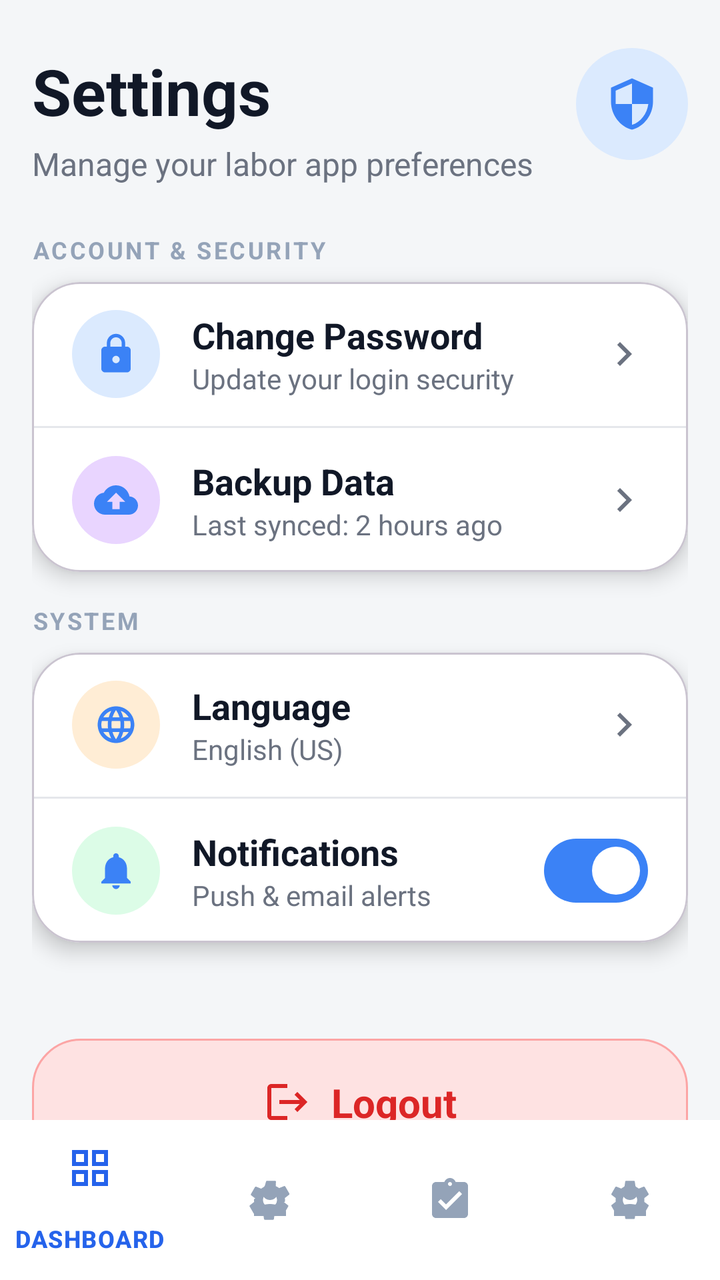
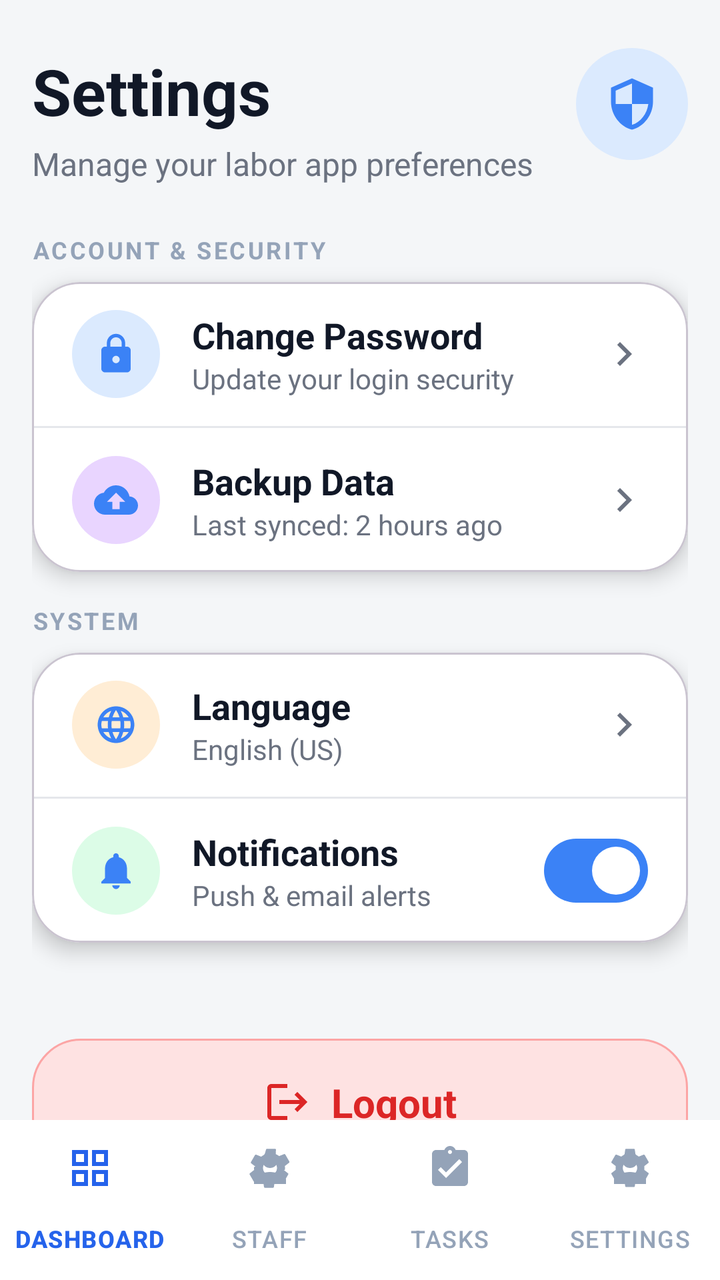

Before-and-after screenshots of an Android layout around one commit, followed by the original layout XML and the change that was made.
<!-- AndroidManifest.xml: application theme Theme.MajuriApp -->
<!-- res/layout/activity_settings.xml -->
<?xml version="1.0" encoding="utf-8"?>
<androidx.constraintlayout.widget.ConstraintLayout xmlns:android="http://schemas.android.com/apk/res/android"
    xmlns:app="http://schemas.android.com/apk/res-auto"
    xmlns:tools="http://schemas.android.com/tools"
    android:layout_width="match_parent"
    android:layout_height="match_parent"
    android:background="@color/settings_screen_bg"
    tools:context=".SettingsActivity">

    <androidx.core.widget.NestedScrollView
        android:id="@+id/scrollContent"
        android:layout_width="0dp"
        android:layout_height="0dp"
        android:fillViewport="true"
        android:overScrollMode="never"
        app:layout_constraintBottom_toTopOf="@id/bottomNav"
        app:layout_constraintEnd_toEndOf="parent"
        app:layout_constraintStart_toStartOf="parent"
        app:layout_constraintTop_toTopOf="parent">

        <LinearLayout
            android:layout_width="match_parent"
            android:layout_height="wrap_content"
            android:orientation="vertical"
            android:paddingStart="@dimen/spacing_16"
            android:paddingEnd="@dimen/spacing_16"
            android:paddingBottom="@dimen/spacing_16">

            
            <View android:layout_width="match_parent" android:layout_height="24dp" />

            <LinearLayout
                android:layout_width="match_parent"
                android:layout_height="wrap_content"
                android:orientation="horizontal"
                android:gravity="top">

                <LinearLayout
                    android:layout_width="0dp"
                    android:layout_height="wrap_content"
                    android:layout_weight="1"
                    android:orientation="vertical">

                    <TextView
                        android:layout_width="wrap_content"
                        android:layout_height="wrap_content"
                        android:fontFamily="sans-serif"
                        android:text="@string/settings"
                        android:textColor="@color/payments_dark_text"
                        android:textSize="32sp"
                        android:textStyle="bold" />

                    <TextView
                        android:layout_width="wrap_content"
                        android:layout_height="wrap_content"
                        android:layout_marginTop="4dp"
                        android:fontFamily="sans-serif"
                        android:text="@string/settings_subtitle"
                        android:textColor="@color/payments_medium_grey"
                        android:textSize="16sp" />
                </LinearLayout>

                <FrameLayout
                    android:layout_width="@dimen/settings_header_icon_size"
                    android:layout_height="@dimen/settings_header_icon_size"
                    android:background="@drawable/bg_settings_header_circle">

                    <ImageView
                        android:layout_width="28dp"
                        android:layout_height="28dp"
                        android:layout_gravity="center"
                        android:contentDescription="@string/security"
                        android:src="@drawable/ic_shield"
                        app:tint="@color/primary_blue" />
                </FrameLayout>
            </LinearLayout>

            <View android:layout_width="match_parent" android:layout_height="24dp" />

            
            <TextView
                android:layout_width="wrap_content"
                android:layout_height="wrap_content"
                android:fontFamily="sans-serif"
                android:letterSpacing="0.1"
                android:text="@string/account_security_section"
                android:textColor="@color/nav_grey"
                android:textSize="12sp"
                android:textStyle="bold" />

            <View android:layout_width="match_parent" android:layout_height="8dp" />

            
            <com.google.android.material.card.MaterialCardView
                android:layout_width="match_parent"
                android:layout_height="wrap_content"
                android:layout_marginBottom="@dimen/spacing_16"
                app:cardBackgroundColor="@color/card_white"
                app:cardCornerRadius="@dimen/settings_card_radius"
                app:cardElevation="@dimen/settings_card_elevation">

                <LinearLayout
                    android:layout_width="match_parent"
                    android:layout_height="wrap_content"
                    android:orientation="vertical">

                    
                    <LinearLayout
                        android:id="@+id/rowChangePassword"
                        android:layout_width="match_parent"
                        android:layout_height="72dp"
                        android:gravity="center_vertical"
                        android:orientation="horizontal"
                        android:paddingStart="20dp"
                        android:paddingEnd="20dp"
                        android:clickable="true"
                        android:focusable="true">

                        <FrameLayout
                            android:layout_width="@dimen/settings_icon_circle_44"
                            android:layout_height="@dimen/settings_icon_circle_44"
                            android:background="@drawable/bg_settings_icon_blue">

                            <ImageView
                                android:layout_width="22dp"
                                android:layout_height="22dp"
                                android:layout_gravity="center"
                                android:contentDescription="@null"
                                android:src="@drawable/ic_lock_blue" />
                        </FrameLayout>

                        <LinearLayout
                            android:layout_width="0dp"
                            android:layout_height="wrap_content"
                            android:layout_weight="1"
                            android:layout_marginStart="16dp"
                            android:orientation="vertical">

                            <TextView
                                android:layout_width="wrap_content"
                                android:layout_height="wrap_content"
                                android:fontFamily="sans-serif"
                                android:text="@string/change_password"
                                android:textColor="@color/payments_dark_text"
                                android:textSize="18sp"
                                android:textStyle="bold" />

                            <TextView
                                android:layout_width="wrap_content"
                                android:layout_height="wrap_content"
                                android:fontFamily="sans-serif"
                                android:text="@string/change_password_subtitle"
                                android:textColor="@color/payments_medium_grey"
                                android:textSize="14sp" />
                        </LinearLayout>

                        <ImageView
                            android:layout_width="24dp"
                            android:layout_height="24dp"
                            android:contentDescription="@null"
                            android:src="@drawable/ic_chevron_right"
                            app:tint="@color/payments_medium_grey" />
                    </LinearLayout>

                    <View
                        android:layout_width="match_parent"
                        android:layout_height="1dp"
                        android:background="@color/payments_divider" />

                    
                    <LinearLayout
                        android:id="@+id/rowBackupData"
                        android:layout_width="match_parent"
                        android:layout_height="72dp"
                        android:gravity="center_vertical"
                        android:orientation="horizontal"
                        android:paddingStart="20dp"
                        android:paddingEnd="20dp"
                        android:clickable="true"
                        android:focusable="true">

                        <FrameLayout
                            android:layout_width="@dimen/settings_icon_circle_44"
                            android:layout_height="@dimen/settings_icon_circle_44"
                            android:background="@drawable/bg_settings_icon_purple">

                            <ImageView
                                android:layout_width="22dp"
                                android:layout_height="22dp"
                                android:layout_gravity="center"
                                android:contentDescription="@null"
                                android:src="@drawable/ic_cloud_upload_blue" />
                        </FrameLayout>

                        <LinearLayout
                            android:layout_width="0dp"
                            android:layout_height="wrap_content"
                            android:layout_weight="1"
                            android:layout_marginStart="16dp"
                            android:orientation="vertical">

                            <TextView
                                android:layout_width="wrap_content"
                                android:layout_height="wrap_content"
                                android:fontFamily="sans-serif"
                                android:text="@string/backup_data"
                                android:textColor="@color/payments_dark_text"
                                android:textSize="18sp"
                                android:textStyle="bold" />

                            <TextView
                                android:layout_width="wrap_content"
                                android:layout_height="wrap_content"
                                android:fontFamily="sans-serif"
                                android:text="@string/backup_subtitle"
                                android:textColor="@color/payments_medium_grey"
                                android:textSize="14sp" />
                        </LinearLayout>

                        <ImageView
                            android:layout_width="24dp"
                            android:layout_height="24dp"
                            android:contentDescription="@null"
                            android:src="@drawable/ic_chevron_right"
                            app:tint="@color/payments_medium_grey" />
                    </LinearLayout>
                </LinearLayout>
            </com.google.android.material.card.MaterialCardView>

            
            <TextView
                android:layout_width="wrap_content"
                android:layout_height="wrap_content"
                android:fontFamily="sans-serif"
                android:letterSpacing="0.1"
                android:text="@string/system_section"
                android:textColor="@color/nav_grey"
                android:textSize="12sp"
                android:textStyle="bold" />

            <View android:layout_width="match_parent" android:layout_height="8dp" />

            
            <com.google.android.material.card.MaterialCardView
                android:layout_width="match_parent"
                android:layout_height="wrap_content"
                android:layout_marginBottom="@dimen/spacing_16"
                app:cardBackgroundColor="@color/card_white"
                app:cardCornerRadius="@dimen/settings_card_radius"
                app:cardElevation="@dimen/settings_card_elevation">

                <LinearLayout
                    android:layout_width="match_parent"
                    android:layout_height="wrap_content"
                    android:orientation="vertical">

                    
                    <LinearLayout
                        android:id="@+id/rowLanguage"
                        android:layout_width="match_parent"
                        android:layout_height="72dp"
                        android:gravity="center_vertical"
                        android:orientation="horizontal"
                        android:paddingStart="20dp"
                        android:paddingEnd="20dp"
                        android:clickable="true"
                        android:focusable="true">

                        <FrameLayout
                            android:layout_width="@dimen/settings_icon_circle_44"
                            android:layout_height="@dimen/settings_icon_circle_44"
                            android:background="@drawable/bg_settings_icon_orange">

                            <ImageView
                                android:layout_width="22dp"
                                android:layout_height="22dp"
                                android:layout_gravity="center"
                                android:contentDescription="@null"
                                android:src="@drawable/ic_globe_blue" />
                        </FrameLayout>

                        <LinearLayout
                            android:layout_width="0dp"
                            android:layout_height="wrap_content"
                            android:layout_weight="1"
                            android:layout_marginStart="16dp"
                            android:orientation="vertical">

                            <TextView
                                android:layout_width="wrap_content"
                                android:layout_height="wrap_content"
                                android:fontFamily="sans-serif"
                                android:text="@string/language"
                                android:textColor="@color/payments_dark_text"
                                android:textSize="18sp"
                                android:textStyle="bold" />

                            <TextView
                                android:layout_width="wrap_content"
                                android:layout_height="wrap_content"
                                android:fontFamily="sans-serif"
                                android:text="@string/language_english_us"
                                android:textColor="@color/payments_medium_grey"
                                android:textSize="14sp" />
                        </LinearLayout>

                        <ImageView
                            android:layout_width="24dp"
                            android:layout_height="24dp"
                            android:contentDescription="@null"
                            android:src="@drawable/ic_chevron_right"
                            app:tint="@color/payments_medium_grey" />
                    </LinearLayout>

                    <View
                        android:layout_width="match_parent"
                        android:layout_height="1dp"
                        android:background="@color/payments_divider" />

                    
                    <LinearLayout
                        android:layout_width="match_parent"
                        android:layout_height="72dp"
                        android:gravity="center_vertical"
                        android:orientation="horizontal"
                        android:paddingStart="20dp"
                        android:paddingEnd="20dp">

                        <FrameLayout
                            android:layout_width="@dimen/settings_icon_circle_44"
                            android:layout_height="@dimen/settings_icon_circle_44"
                            android:background="@drawable/bg_settings_icon_green">

                            <ImageView
                                android:layout_width="22dp"
                                android:layout_height="22dp"
                                android:layout_gravity="center"
                                android:contentDescription="@null"
                                android:src="@drawable/ic_notifications_blue" />
                        </FrameLayout>

                        <LinearLayout
                            android:layout_width="0dp"
                            android:layout_height="wrap_content"
                            android:layout_weight="1"
                            android:layout_marginStart="16dp"
                            android:orientation="vertical">

                            <TextView
                                android:layout_width="wrap_content"
                                android:layout_height="wrap_content"
                                android:fontFamily="sans-serif"
                                android:text="@string/notifications"
                                android:textColor="@color/payments_dark_text"
                                android:textSize="18sp"
                                android:textStyle="bold" />

                            <TextView
                                android:layout_width="wrap_content"
                                android:layout_height="wrap_content"
                                android:fontFamily="sans-serif"
                                android:text="@string/notifications_subtitle_push"
                                android:textColor="@color/payments_medium_grey"
                                android:textSize="14sp" />
                        </LinearLayout>

                        <com.google.android.material.materialswitch.MaterialSwitch
                            android:id="@+id/switchNotifications"
                            android:layout_width="wrap_content"
                            android:layout_height="wrap_content"
                            android:checked="true"
                            app:thumbTint="@color/white"
                            app:trackTint="@color/switch_track_primary_blue" />
                    </LinearLayout>
                </LinearLayout>
            </com.google.android.material.card.MaterialCardView>

            
            <FrameLayout
                android:id="@+id/btnLogout"
                android:layout_width="match_parent"
                android:layout_height="@dimen/settings_logout_btn_height"
                android:layout_marginTop="32dp"
                android:background="@drawable/bg_logout_button_settings"
                android:clickable="true"
                android:focusable="true">

                <LinearLayout
                    android:layout_width="wrap_content"
                    android:layout_height="wrap_content"
                    android:layout_gravity="center"
                    android:gravity="center_vertical"
                    android:orientation="horizontal">

                    <ImageView
                        android:layout_width="24dp"
                        android:layout_height="24dp"
                        android:contentDescription="@string/logout"
                        android:src="@drawable/ic_logout_red"
                        app:tint="@color/red_dark" />

                    <TextView
                        android:layout_width="wrap_content"
                        android:layout_height="wrap_content"
                        android:layout_marginStart="10dp"
                        android:fontFamily="sans-serif"
                        android:text="@string/logout"
                        android:textColor="@color/red_dark"
                        android:textSize="20sp"
                        android:textStyle="bold" />
                </LinearLayout>
            </FrameLayout>

            
            <TextView
                android:layout_width="wrap_content"
                android:layout_height="wrap_content"
                android:layout_gravity="center_horizontal"
                android:layout_marginTop="24dp"
                android:layout_marginBottom="32dp"
                android:fontFamily="sans-serif"
                android:letterSpacing="0.2"
                android:text="@string/version_build"
                android:textColor="@color/nav_grey"
                android:textSize="14sp" />
        </LinearLayout>
    </androidx.core.widget.NestedScrollView>

    
    <com.google.android.material.bottomnavigation.BottomNavigationView
        android:id="@+id/bottomNav"
        android:layout_width="0dp"
        android:layout_height="wrap_content"
        android:background="@color/card_white"
        app:elevation="8dp"
        app:itemIconTint="@color/reports_nav_colors"
        app:itemTextColor="@color/reports_nav_colors"
        app:layout_constraintBottom_toBottomOf="parent"
        app:layout_constraintEnd_toEndOf="parent"
        app:layout_constraintStart_toStartOf="parent"
        app:menu="@menu/menu_settings_screen_bottom_nav" />
</androidx.constraintlayout.widget.ConstraintLayout>
<!-- resources referenced by this layout -->
<resources>
  <color name="card_white">#FFFFFFFF</color>
  <color name="nav_grey">#94A3B8</color>
  <color name="payments_dark_text">#111827</color>
  <color name="payments_divider">#E5E7EB</color>
  <color name="payments_medium_grey">#6B7280</color>
  <color name="primary_blue">#3B82F6</color>
  <color name="red_dark">#DC2626</color>
  <color name="settings_screen_bg">#F4F6F8</color>
  <color name="white">#FFFFFFFF</color>
  <dimen name="settings_card_elevation">6dp</dimen>
  <dimen name="settings_card_radius">24dp</dimen>
  <dimen name="settings_header_icon_size">56dp</dimen>
  <dimen name="settings_icon_circle_44">44dp</dimen>
  <dimen name="settings_logout_btn_height">64dp</dimen>
  <dimen name="spacing_16">16dp</dimen>
  <!-- drawable bg_settings_header_circle (drawable) -->
  <?xml version="1.0" encoding="utf-8"?>
  <shape xmlns:android="http://schemas.android.com/apk/res/android"
      android:shape="oval">
      <solid android:color="@color/light_blue_bg" />
  </shape>
  <!-- drawable bg_settings_icon_blue (drawable) -->
  <?xml version="1.0" encoding="utf-8"?>
  <shape xmlns:android="http://schemas.android.com/apk/res/android"
      android:shape="oval">
      <solid android:color="@color/light_blue_bg" />
  </shape>
  <!-- drawable bg_settings_icon_green (drawable) -->
  <?xml version="1.0" encoding="utf-8"?>
  <shape xmlns:android="http://schemas.android.com/apk/res/android"
      android:shape="oval">
      <solid android:color="@color/green_soft" />
  </shape>
  <!-- drawable bg_settings_icon_orange (drawable) -->
  <?xml version="1.0" encoding="utf-8"?>
  <shape xmlns:android="http://schemas.android.com/apk/res/android"
      android:shape="oval">
      <solid android:color="@color/soft_icon_orange" />
  </shape>
  <!-- drawable bg_settings_icon_purple (drawable) -->
  <?xml version="1.0" encoding="utf-8"?>
  <shape xmlns:android="http://schemas.android.com/apk/res/android"
      android:shape="oval">
      <solid android:color="@color/purple_icon_bg" />
  </shape>
  <string name="account_security_section">ACCOUNT &amp; SECURITY</string>
  <string name="backup_data">Backup Data</string>
  <string name="backup_subtitle">Last synced: 2 hours ago</string>
  <string name="change_password">Change Password</string>
  <string name="change_password_subtitle">Update your login security</string>
  <string name="language">Language</string>
  <string name="language_english_us">English (US)</string>
  <string name="logout">Logout</string>
  <string name="notifications">Notifications</string>
  <string name="notifications_subtitle_push">Push &amp; email alerts</string>
  <string name="security">SECURITY</string>
  <string name="settings">Settings</string>
  <string name="settings_subtitle">Manage your labor app preferences</string>
  <string name="system_section">SYSTEM</string>
  <string name="version_build">VERSION 2.4.1 (BUILD 108)</string>
  <style name="Theme.MajuriApp" parent="Base.Theme.MajuriApp" />
  <color name="soft_red">#FEE2E2</color>
  <color name="settings_logout_stroke">#FCA5A5</color>
  <color name="light_blue_bg">#DBEAFE</color>
  <color name="green_soft">#DCFCE7</color>
  <color name="soft_icon_orange">#FFEDD5</color>
  <color name="purple_icon_bg">#E9D5FF</color>
  <style name="Base.Theme.MajuriApp" parent="Theme.Material3.DayNight.NoActionBar">
          
          
      </style>
  <!-- unchanged entries left out for length: 8 -->
</resources>

<!-- the commit's change to res/layout/activity_settings.xml (unified diff, before → after) -->
@@ -429,12 +429,9 @@
     
     <com.google.android.material.bottomnavigation.BottomNavigationView
         android:id="@+id/bottomNav"
+        style="@style/Widget.MajuriApp.BottomNavigation"
         android:layout_width="0dp"
         android:layout_height="wrap_content"
-        android:background="@color/card_white"
-        app:elevation="8dp"
-        app:itemIconTint="@color/reports_nav_colors"
-        app:itemTextColor="@color/reports_nav_colors"
         app:layout_constraintBottom_toBottomOf="parent"
         app:layout_constraintEnd_toEndOf="parent"
         app:layout_constraintStart_toStartOf="parent"
<!-- resource entries referenced after the edit -->
@@ -60,6 +60,13 @@
   <string name="settings_subtitle">Manage your labor app preferences</string>
   <string name="system_section">SYSTEM</string>
   <string name="version_build">VERSION 2.4.1 (BUILD 108)</string>
+  <style name="Widget.MajuriApp.BottomNavigation" parent="Widget.Material3.BottomNavigationView">
+          <item name="android:background">@color/card_white</item>
+          <item name="elevation">8dp</item>
+          <item name="itemIconTint">@color/reports_nav_colors</item>
+          <item name="itemTextColor">@color/reports_nav_colors</item>
+          <item name="labelVisibilityMode">labeled</item>
+      </style>
   <style name="Theme.MajuriApp" parent="Base.Theme.MajuriApp" />
   <color name="soft_red">#FEE2E2</color>
   <color name="settings_logout_stroke">#FCA5A5</color>
